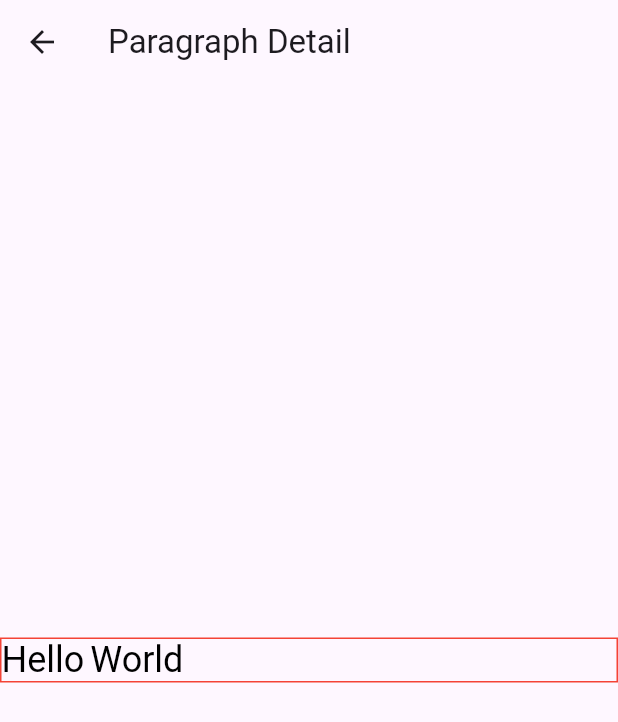
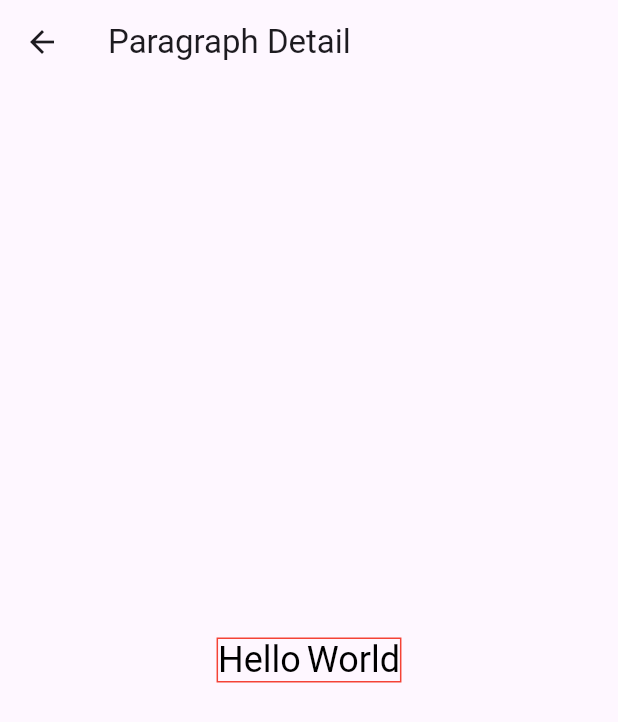
Before and after one commit to ethnosdev/scripture, a Flutter app: the screen it shows after launch, after a tap on "ParagraphWidget", on a phone screen of 412 x 824 dp. Shown: the top 722 px of the screen. Run offline on Flutter 3.47's test engine with Material 3 defaults, Android fonts, the phone set to English and light mode, and no system bars.

Commit message:
fix intrinsic size when less than parent width

```diff
--- a/lib/src/paragraph.dart
+++ b/lib/src/paragraph.dart
@@ -123,16 +123,18 @@ class RenderParagraph extends RenderBox
     double currentX = 0;
     double currentY = 0;
     double maxLineHeight = 0;
+    double actualContentWidth = 0;
+    double currentLineWidth = 0;
 
     RenderBox? child = firstChild;
 
     while (child != null) {
-      // Allow the child to lay itself out with unconstrained width,
-      // but constrained height if we want to respect it later.
-      // For words, we typically let them determine their own width.
       child.layout(
         BoxConstraints(
           minWidth: 0,
+          // When laying out words, we want them to take their intrinsic width,
+          // but we still pass the maxWidth to allow them to break if they are too wide
+          // (e.g., if a single word is wider than constraints.maxWidth).
           maxWidth: constraints.maxWidth,
           minHeight: 0,
           maxHeight: constraints.maxHeight,
@@ -146,28 +148,36 @@ class RenderParagraph extends RenderBox
       // Check if the word fits on the current line
       if (currentX + childWidth > constraints.maxWidth && currentX > 0) {
         // Doesn't fit, move to the next line
+        actualContentWidth = max(actualContentWidth, currentLineWidth);
         currentX = 0;
         currentY += maxLineHeight + lineSpacing;
         maxLineHeight = 0;
+        currentLineWidth = 0;
       }
 
       // Update max line height
       maxLineHeight = max(maxLineHeight, childHeight);
 
       // Set the position of the child
-      final ParagraphParentData childParentData =
-          child.parentData! as ParagraphParentData;
+      final childParentData = child.parentData! as ParagraphParentData;
       childParentData.offset = Offset(currentX, currentY);
 
       // Advance currentX
       currentX += childWidth + wordSpacing;
+      currentLineWidth += childWidth + wordSpacing;
 
       child = childParentData.nextSibling;
     }
 
+    // After the loop, account for the last line's width
+    actualContentWidth = max(
+      actualContentWidth,
+      currentLineWidth - wordSpacing,
+    );
+
     // Final height of the paragraph
     size = constraints.constrain(
-      Size(constraints.maxWidth, currentY + maxLineHeight),
+      Size(actualContentWidth, currentY + maxLineHeight),
     );
 
     // Now adjust for text direction if it's RTL
@@ -176,15 +186,15 @@ class RenderParagraph extends RenderBox
       // with mixed LTR/RTL lines, you might need to determine line breaks first
       // and then reverse the order of words within each line.
       // For this example, we'll reverse the X offset for each word.
-      child = firstChild;
-      while (child != null) {
-        final ParagraphParentData childParentData =
-            child.parentData! as ParagraphParentData;
+      RenderBox? rtlChild =
+          firstChild; // Use a different variable name to avoid confusion with the loop above
+      while (rtlChild != null) {
+        final childParentData = rtlChild.parentData! as ParagraphParentData;
         childParentData.offset = Offset(
-          constraints.maxWidth - childParentData.offset.dx - child.size.width,
+          actualContentWidth - childParentData.offset.dx - rtlChild.size.width,
           childParentData.offset.dy,
         );
-        child = childParentData.nextSibling;
+        rtlChild = childParentData.nextSibling;
       }
     }
   }
```
